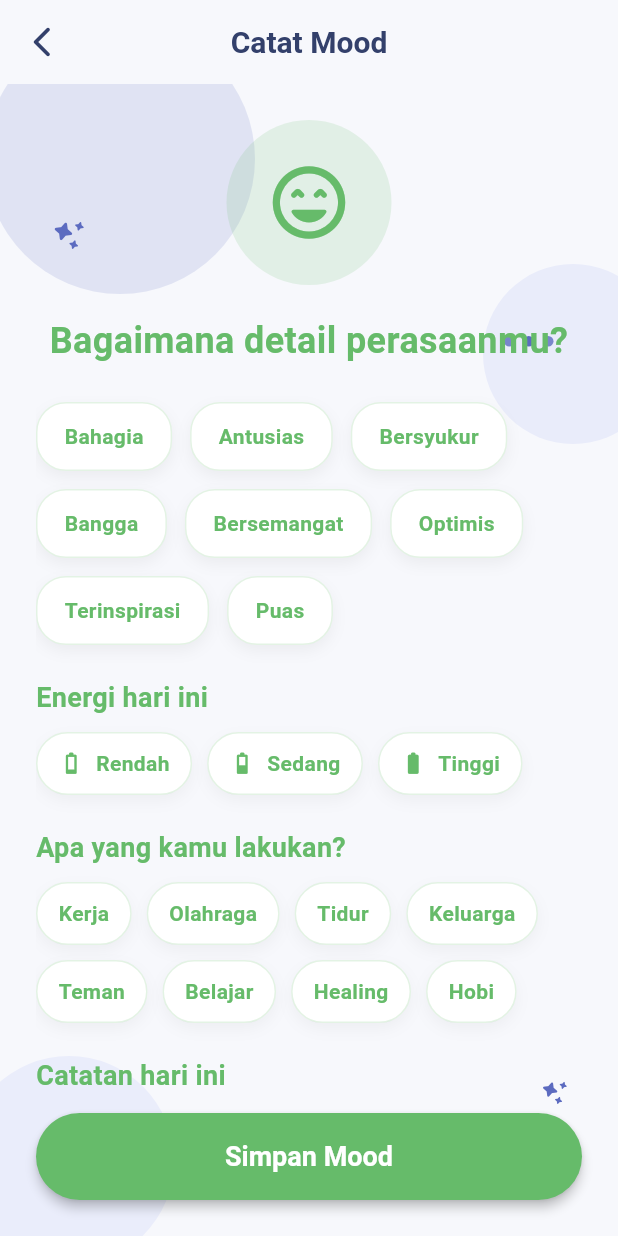
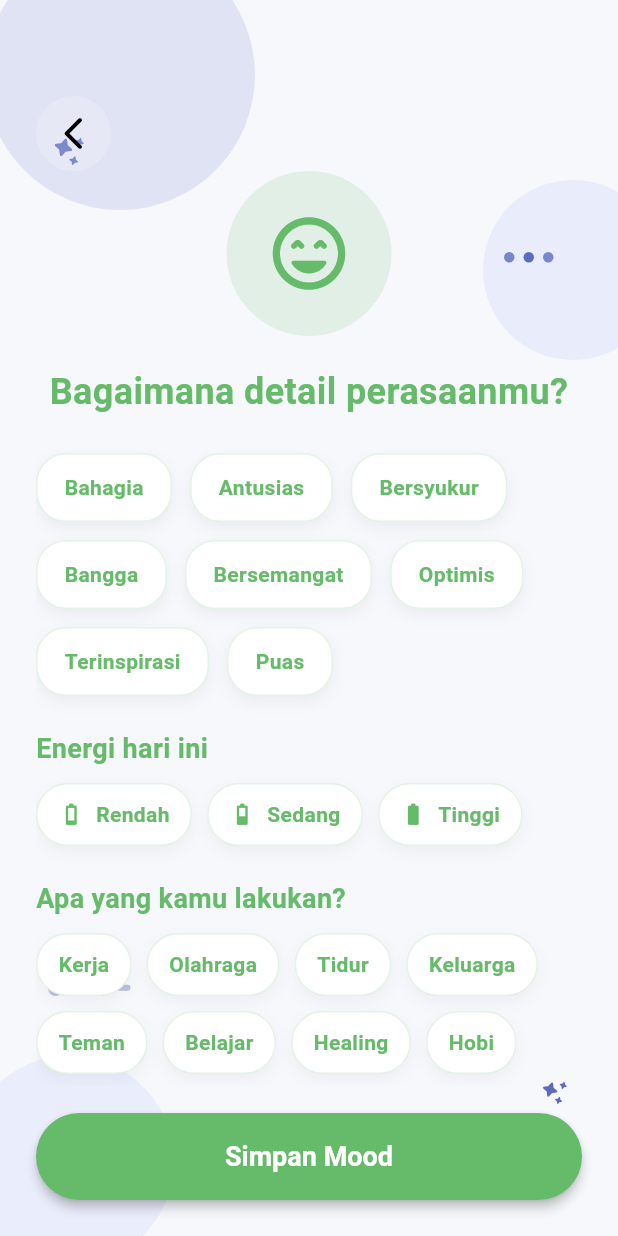
Before and after one commit to paniabisnis-commits/moodspace, a Flutter app: the MoodDetailScreen screen opened directly with sample values from the repository, on a phone screen of 412 x 824 dp. Run offline on Flutter 3.47's test engine with Material 3 defaults, Android fonts, the phone set to English and light mode, and no system bars.

Commit message:
feat: improve back button layout

```diff
--- a/lib/screens/mood_detail_screen.dart
+++ b/lib/screens/mood_detail_screen.dart
@@ -39,24 +39,37 @@ class _MoodDetailScreenState extends State<MoodDetailScreen> {
   Widget build(BuildContext context) {
     return Scaffold(
       backgroundColor: appBackground,
-      appBar: AppBar(
-        leading: IconButton(
-          onPressed: () => Navigator.of(context).pop(),
-          icon: const Icon(Icons.arrow_back_ios_new_rounded),
-        ),
-        title: const Text('Catat Mood'),
-      ),
+
       body: MoodDecorBackground(
         child: Padding(
           padding: const EdgeInsets.all(24),
           child: Column(
             crossAxisAlignment: CrossAxisAlignment.start,
             children: [
+              const SizedBox(height: 40),
               Expanded(
                 child: SingleChildScrollView(
                   child: Column(
                     crossAxisAlignment: CrossAxisAlignment.start,
                     children: [
+
+  Positioned(
+  top: 0,
+  left: 12,
+  child: SafeArea(
+    child: Material(
+      color: Colors.white.withValues(alpha: 0.2),
+      shape: const CircleBorder(),
+      child: IconButton(
+        padding: const EdgeInsets.all(12),
+        iconSize: 26,
+        onPressed: () => Navigator.of(context).pop(),
+        icon: const Icon(Icons.arrow_back_ios_new_rounded),
+        color: Colors.black,
+      ),
+    ),
+  ),
+),
                       Center(
                         child: Container(
                           width: 110,
```
